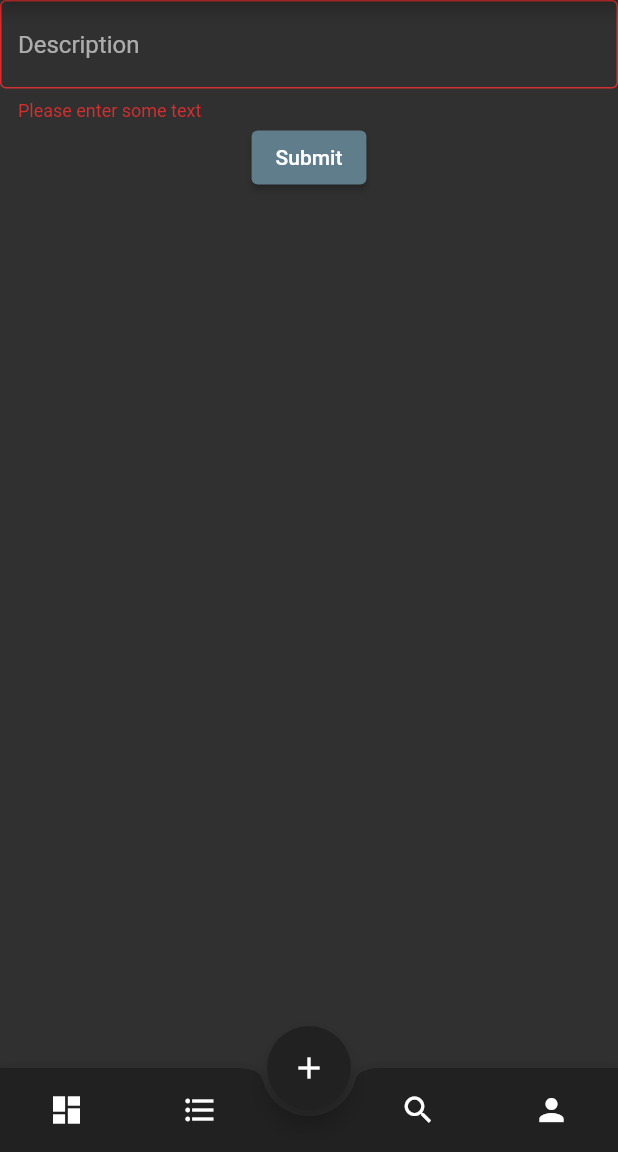
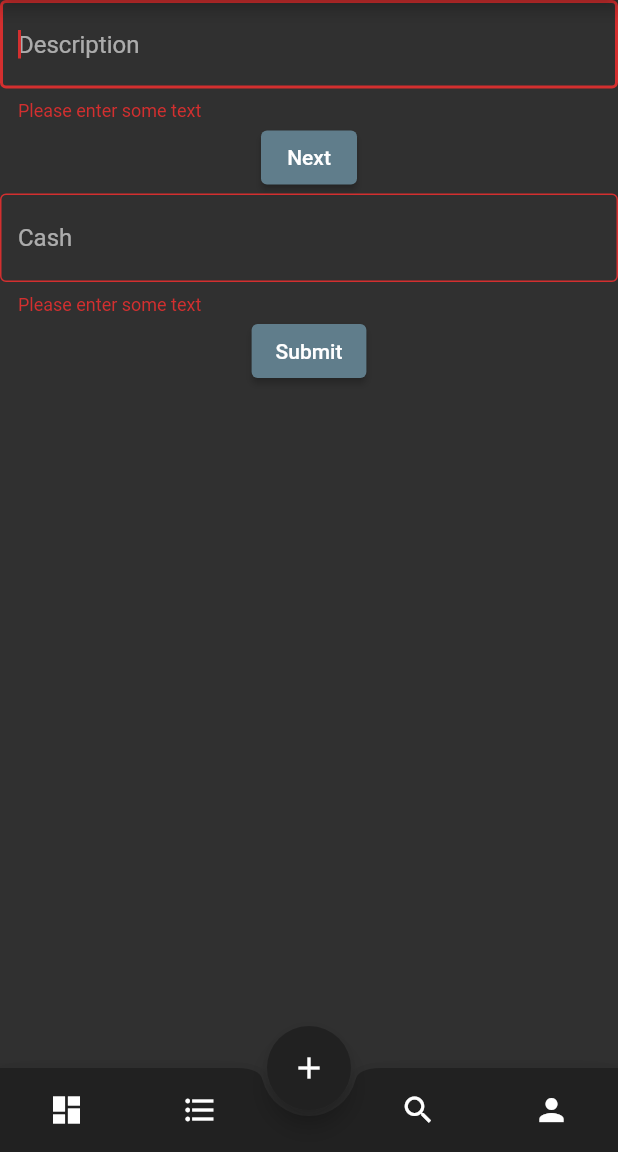
Before and after one commit to soaresmessiasg130/to_dev, a Flutter app: the TodosWidget screen opened by its route, after a tap on "Submit", on a phone screen of 412 x 824 dp, the part 84-1236 px from its top. Run offline on Flutter 3.47's test engine with Material 2 defaults, Android fonts, the phone set to English and light mode, and no system bars; our stand-ins replace flutter_modular, sqflite; accounts and stored records are empty.

Commit message:
Requesting Focust to an input

```diff
--- a/lib/app/modules/home/todos/todos_widget.dart
+++ b/lib/app/modules/home/todos/todos_widget.dart
@@ -10,6 +10,8 @@ class TodosWidget extends StatefulWidget {
 class _TodosWidgetState extends State<TodosWidget> {
   final descriptionController = TextEditingController();
 
+  late FocusNode focusNode;
+
   final _formKey = GlobalKey<FormState>();
 
   @override
@@ -17,11 +19,15 @@ class _TodosWidgetState extends State<TodosWidget> {
     super.initState();
 
     descriptionController.addListener(_printDescriptionValue);
+
+    focusNode = FocusNode();
   }
 
   @override
   void dispose() {
     descriptionController.dispose();
+
+    focusNode.dispose();
 
     super.dispose();
   }
@@ -55,13 +61,38 @@ class _TodosWidgetState extends State<TodosWidget> {
                 onChanged: (value) {
                   print('Print value by onChanged: $value');
                 },
+                autofocus: true,
+              ),
+              ElevatedButton(
+                onPressed: () {
+                  focusNode.requestFocus();
+                },
+                child: const Text('Next'),
+              ),
+              TextFormField(
+                decoration: const InputDecoration(
+                  hintText: 'Cash',
+                  border: OutlineInputBorder(),
+                ),
+                validator: (value) {
+                  if (value == null || value.isEmpty) {
+                    return 'Please enter some text';
+                  }
+
+                  return null;
+                },
+                onChanged: (value) {
+                  print('Print value by onChanged: $value');
+                },
+                autofocus: true,
+                focusNode: focusNode,
               ),
               ElevatedButton(
                 onPressed: () {
                   if (_formKey.currentState!.validate()) {
                     ScaffoldMessenger.of(context).showSnackBar(
                       const SnackBar(
-                        content: Text('Processing data...'),
+                        content: Text('Done'),
                       ),
                     );
                   }
```
